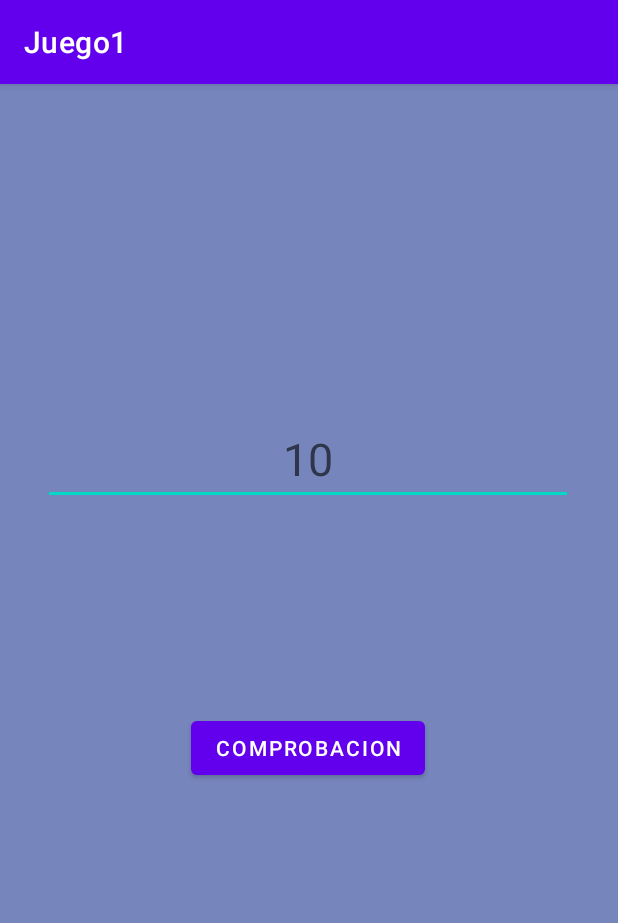
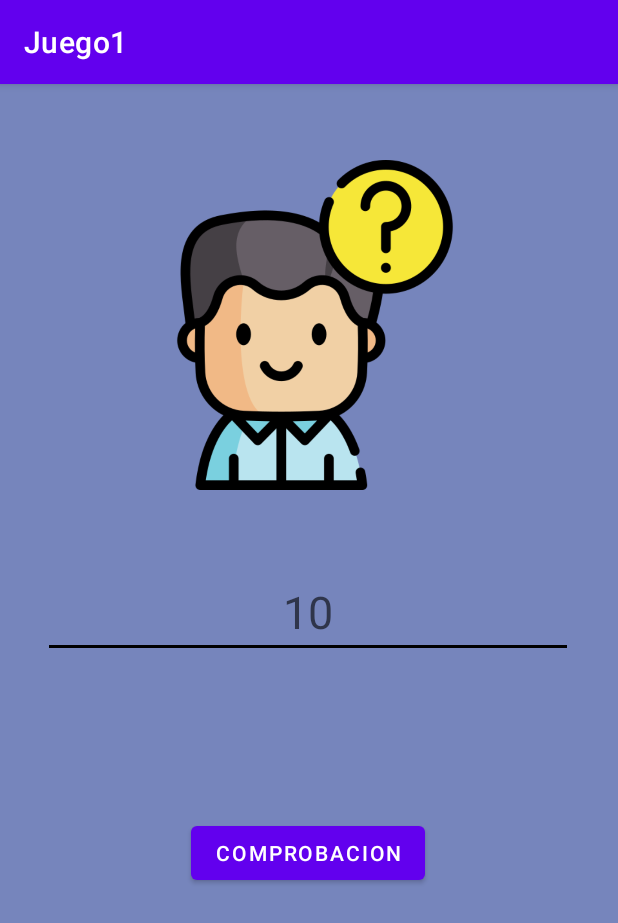
Before and after one commit to jony-diaz14/Juego, an Android app: the SecondActivity screen opened directly, with no data from a screen before it, on a phone screen of 412 x 824 dp. Shown: the top 923 px of the screen. Run offline under Robolectric (Android 15) with nearby library versions, the phone set to English and light mode, and no system bars.

Commit message:
ya quedo

```diff
--- a/app/src/main/java/com/diaz/jonathan/juego1/SecondActivity.kt
+++ b/app/src/main/java/com/diaz/jonathan/juego1/SecondActivity.kt
@@ -23,9 +23,9 @@ class SecondActivity : AppCompatActivity() {
         setContentView(R.layout.activity_second)
 
         initUI()
-        musicF = MediaPlayer.create(this,R.raw.openinga)
+        musicF = MediaPlayer.create(this,R.raw.mfondo)
         musicC = MediaPlayer.create(this,R.raw.aplausos)
-        musicI = MediaPlayer.create(this,R.raw.errors)
+        musicI = MediaPlayer.create(this,R.raw.errorn)
         playMusic()
         generaNum()
 
--- a/app/src/main/res/layout/activity_second.xml
+++ b/app/src/main/res/layout/activity_second.xml
@@ -7,11 +7,23 @@
     android:background="#7685BC"
     tools:context=".SecondActivity">
 
+    <ImageView
+        android:id="@+id/imageView3"
+        android:layout_width="220dp"
+        android:layout_height="220dp"
+        app:layout_constraintBottom_toTopOf="@+id/usuarioR"
+        app:layout_constraintEnd_toEndOf="parent"
+        app:layout_constraintHorizontal_bias="0.52"
+        app:layout_constraintStart_toStartOf="parent"
+        app:layout_constraintTop_toTopOf="parent"
+        app:srcCompat="@drawable/pregunta" />
+
     <EditText
         android:id="@+id/usuarioR"
         android:layout_width="wrap_content"
         android:layout_height="wrap_content"
         android:autoText="false"
+        android:backgroundTint="#000000"
         android:ems="10"
         android:hint="10"
         android:inputType="number"
@@ -22,7 +34,7 @@
         app:layout_constraintHorizontal_bias="0.491"
         app:layout_constraintStart_toStartOf="parent"
         app:layout_constraintTop_toTopOf="parent"
-        app:layout_constraintVertical_bias="0.31" />
+        app:layout_constraintVertical_bias="0.455" />
 
     <Button
         android:id="@+id/Verificar"
```
Also changed, not shown: app/src/main/res/layout/activity_main.xml (+10 -4 lines), 3 other files.
